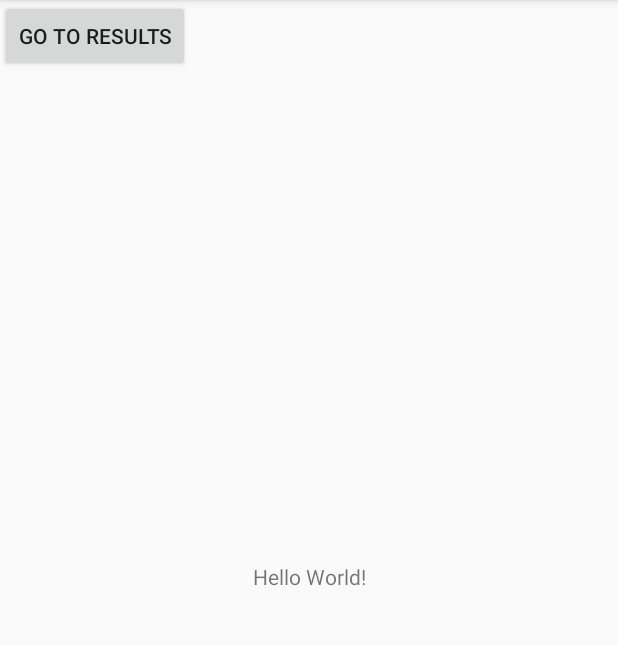
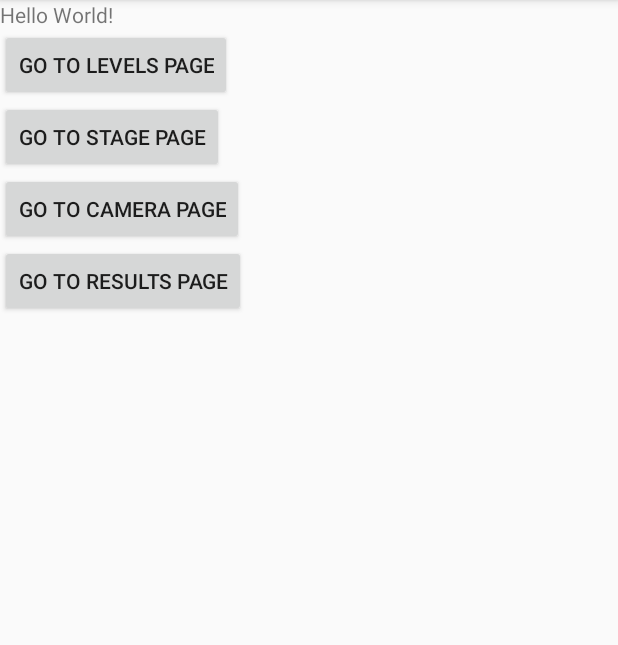
Before and after one commit to jpngfile/Shadow-Realm, an Android app: the screen it shows after launch (MainActivity), on a phone screen of 412 x 824 dp, the part 84-729 px from its top. Run offline under Robolectric (Android 15) with nearby library versions, the phone set to English and light mode, and no system bars.

Commit message:
Added empty activities

```diff
--- a/app/src/main/java/com/example/jason/shadowgame/MainActivity.java
+++ b/app/src/main/java/com/example/jason/shadowgame/MainActivity.java
@@ -10,7 +10,9 @@ import android.widget.TextView;
 public class MainActivity extends AppCompatActivity {
 
     Button resultButton;
-
+    Button levelsButton;
+    Button stageButton;
+    Button cameraButton;
 
     @Override
     protected void onCreate(Bundle savedInstanceState) {
@@ -25,6 +27,27 @@ public class MainActivity extends AppCompatActivity {
                viewResults(v);
             }
         });
+        levelsButton = (Button) findViewById(R.id.levelsButton);
+        levelsButton.setOnClickListener(new View.OnClickListener() {
+            @Override
+            public void onClick(View v) {
+                viewResults(v);
+            }
+        });
+        stageButton = (Button) findViewById(R.id.stageButton);
+        stageButton.setOnClickListener(new View.OnClickListener() {
+            @Override
+            public void onClick(View v) {
+                viewResults(v);
+            }
+        });
+        cameraButton = (Button) findViewById(R.id.cameraButton);
+        cameraButton.setOnClickListener(new View.OnClickListener() {
+            @Override
+            public void onClick(View v) {
+                viewResults(v);
+            }
+        });
 
     }
 
@@ -34,4 +57,19 @@ public class MainActivity extends AppCompatActivity {
         resultIntent.putExtra("isSuccessful", false);
         startActivity(resultIntent);
     }
+
+    public void viewLevels(View view) {
+        Intent levelsIntent = new Intent(this, PuzzleLevels.class);
+        startActivity(levelsIntent);
+    }
+
+    public void viewStage(View view) {
+        Intent stageIntent = new Intent(this, PuzzleStage.class);
+        startActivity(stageIntent);
+    }
+
+    public void viewCamera(View view) {
+        Intent cameraIntent = new Intent(this, PuzzleCamera.class);
+        startActivity(cameraIntent);
+    }
 }
--- a/app/src/main/res/layout/activity_main.xml
+++ b/app/src/main/res/layout/activity_main.xml
@@ -1,9 +1,10 @@
 <?xml version="1.0" encoding="utf-8"?>
-<android.support.constraint.ConstraintLayout xmlns:android="http://schemas.android.com/apk/res/android"
+<LinearLayout xmlns:android="http://schemas.android.com/apk/res/android"
     xmlns:app="http://schemas.android.com/apk/res-auto"
     xmlns:tools="http://schemas.android.com/tools"
     android:layout_width="match_parent"
     android:layout_height="match_parent"
+    android:orientation="vertical"
     tools:context="com.example.jason.shadowgame.MainActivity">
 
     <TextView
@@ -16,9 +17,24 @@
         app:layout_constraintTop_toTopOf="parent" />
 
     <Button
+        android:id="@+id/levelsButton"
+        android:text="@string/levels_button_text"
+        android:layout_width="wrap_content"
+        android:layout_height="wrap_content" />
+    <Button
+        android:id="@+id/stageButton"
+        android:text="@string/stage_button_text"
+        android:layout_width="wrap_content"
+        android:layout_height="wrap_content" />
+    <Button
+        android:id="@+id/cameraButton"
+        android:text="@string/camera_button_text"
+        android:layout_width="wrap_content"
+        android:layout_height="wrap_content" />
+    <Button
         android:id="@+id/resultButton"
         android:text="@string/result_button_text"
         android:layout_width="wrap_content"
         android:layout_height="wrap_content" />
 
-</android.support.constraint.ConstraintLayout>
+</LinearLayout>
--- a/app/src/main/res/values/strings.xml
+++ b/app/src/main/res/values/strings.xml
@@ -1,5 +1,8 @@
 <resources>
     <string name="app_name">ShadowGame</string>
-    <string name="result_button_text">Go to results</string>
+    <string name="levels_button_text">Go to levels page</string>
+    <string name="stage_button_text">Go to stage page</string>
+    <string name="camera_button_text">Go to camera page</string>
+    <string name="result_button_text">Go to results page</string>
     <string name="result_go_button_text">continue</string>
 </resources>
```
Also changed, not shown: app/src/main/AndroidManifest.xml (+6 -2 lines), app/src/main/java/com/example/jason/shadowgame/PuzzleCamera.java (added, +13 -0 lines), app/src/main/java/com/example/jason/shadowgame/PuzzleLevels.java (added, +13 -0 lines), app/src/main/java/com/example/jason/shadowgame/PuzzleStage.java (added, +13 -0 lines), app/src/main/res/layout/activity_puzzle_camera.xml (added, +9 -0 lines), app/src/main/res/layout/activity_puzzle_levels.xml (added, +9 -0 lines), app/src/main/res/layout/activity_puzzle_stage.xml (added, +9 -0 lines).
